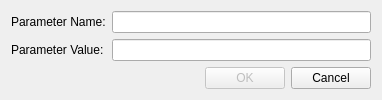
First picture: the form in src/terralib/qt/widgets/utils/ui/ParameterDialogForm.ui, repository claudiobogossian/terralib5, before the edit.
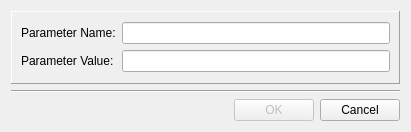
Second picture: the form after the edit.

Commit message: added new qt widget and change others layout widgets

```diff
--- a/src/terralib/qt/widgets/utils/ui/ParameterDialogForm.ui
+++ b/src/terralib/qt/widgets/utils/ui/ParameterDialogForm.ui
@@ -6,18 +6,44 @@
    <rect>
     <x>0</x>
     <y>0</y>
-    <width>382</width>
-    <height>99</height>
+    <width>411</width>
+    <height>132</height>
    </rect>
   </property>
+  <property name="sizePolicy">
+   <sizepolicy hsizetype="Preferred" vsizetype="Preferred">
+    <horstretch>0</horstretch>
+    <verstretch>0</verstretch>
+   </sizepolicy>
+  </property>
+  <property name="maximumSize">
+   <size>
+    <width>16777215</width>
+    <height>132</height>
+   </size>
+  </property>
   <property name="windowTitle">
    <string>Dialog</string>
   </property>
   <property name="modal">
    <bool>true</bool>
   </property>
-  <layout class="QVBoxLayout" name="verticalLayout_3">
-   <item>
+  <layout class="QGridLayout" name="gridLayout_4">
+   <property name="sizeConstraint">
+    <enum>QLayout::SetNoConstraint</enum>
+   </property>
+   <item row="0" column="0">
+    <layout class="QGridLayout" name="gridLayout_3">
+     <item row="0" column="0">
+      <widget class="QFrame" name="frame">
+       <property name="frameShape">
+        <enum>QFrame::Panel</enum>
+       </property>
+       <property name="frameShadow">
+        <enum>QFrame::Raised</enum>
+       </property>
+       <layout class="QGridLayout" name="gridLayout_2">
+        <item row="0" column="0">
     <layout class="QHBoxLayout" name="horizontalLayout">
      <item>
       <layout class="QVBoxLayout" name="verticalLayout">
@@ -49,7 +75,19 @@
      </item>
     </layout>
    </item>
-   <item>
+       </layout>
+      </widget>
+     </item>
+     <item row="1" column="0">
+      <layout class="QGridLayout" name="gridLayout">
+       <item row="0" column="0">
+        <widget class="Line" name="line">
+         <property name="orientation">
+          <enum>Qt::Horizontal</enum>
+         </property>
+        </widget>
+       </item>
+       <item row="1" column="0">
     <layout class="QHBoxLayout" name="horizontalLayout_2">
      <item>
       <spacer name="horizontalSpacer">
@@ -80,6 +118,10 @@
         <string>Cancel</string>
        </property>
       </widget>
+         </item>
+        </layout>
+       </item>
+      </layout>
      </item>
     </layout>
    </item>
```
Lines whose indentation alone changed are shown as unchanged. The commit also changes 7 other files.
